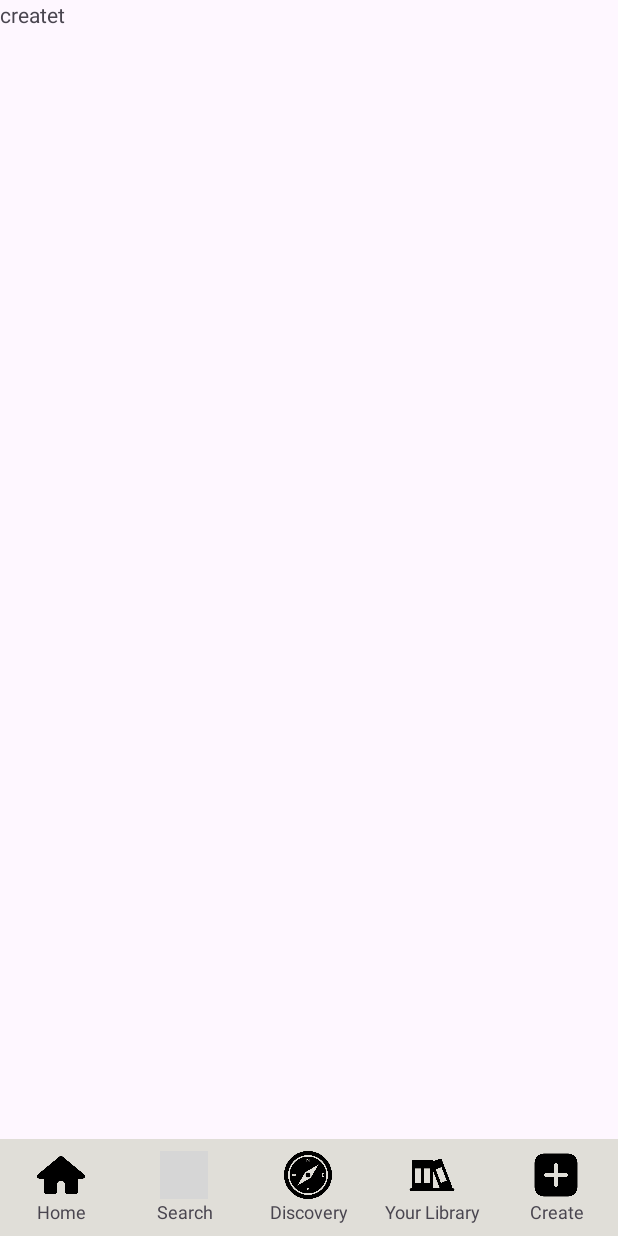
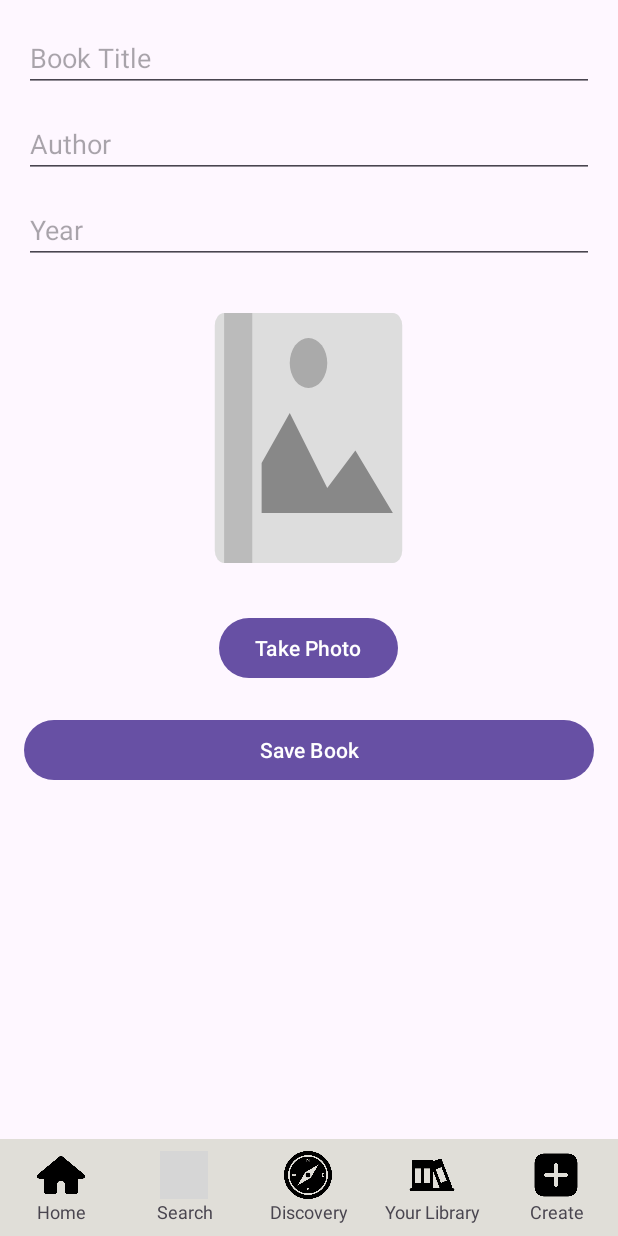
Before and after one commit to Cytezera/PocketLibrary, an Android app: the screen it shows after launch (MainActivity), after a tap on "Create", on a phone screen of 412 x 824 dp. Run offline under Robolectric (Android 15) with nearby library versions, the light colour scheme and no system bars; our stand-ins replace Firebase (no records; nobody signed in at launch, a user with empty details on screens opened directly); grey boxes are pictures that could not be loaded.

Commit message:
implemented CreateFragment

```diff
--- a/app/src/main/java/com/example/pocketlibrary/create/CreateFragment.kt
+++ b/app/src/main/java/com/example/pocketlibrary/create/CreateFragment.kt
@@ -1,60 +1,131 @@
 package com.example.pocketlibrary.create
 
+import android.content.ContentValues
+import android.content.Context
+import android.graphics.Bitmap
+import android.net.Uri
 import android.os.Bundle
-import androidx.fragment.app.Fragment
+import android.provider.MediaStore
 import android.view.LayoutInflater
 import android.view.View
 import android.view.ViewGroup
+import android.widget.Button
+import android.widget.EditText
+import android.widget.ImageView
+import android.widget.Toast
+import androidx.activity.result.contract.ActivityResultContracts
+import androidx.fragment.app.Fragment
 import com.example.pocketlibrary.R
+import com.google.firebase.firestore.FirebaseFirestore
+import com.google.firebase.storage.FirebaseStorage
+import java.util.*
 
-// TODO: Rename parameter arguments, choose names that match
-// the fragment initialization parameters, e.g. ARG_ITEM_NUMBER
-private const val ARG_PARAM1 = "param1"
-private const val ARG_PARAM2 = "param2"
+class CreateFragment : Fragment() {
 
-/**
- * A simple [Fragment] subclass.
- * Use the [CreateFragment.newInstance] factory method to
- * create an instance of this fragment.
- */
-class CreateFragment : Fragment() {
-    // TODO: Rename and change types of parameters
-    private var param1: String? = null
-    private var param2: String? = null
+    private lateinit var etTitle: EditText
+    private lateinit var etAuthor: EditText
+    private lateinit var etYear: EditText
+    private lateinit var imgCover: ImageView
+    private lateinit var btnCamera: Button
+    private lateinit var btnSave: Button
 
-    override fun onCreate(savedInstanceState: Bundle?) {
-        super.onCreate(savedInstanceState)
-        arguments?.let {
-            param1 = it.getString(ARG_PARAM1)
-            param2 = it.getString(ARG_PARAM2)
+    private var photoUri: Uri? = null
+
+    // Camera
+    private val takePhotoLauncher = registerForActivityResult(
+        ActivityResultContracts.TakePicturePreview()
+    ) { bitmap: Bitmap? ->
+        if (bitmap != null) {
+            imgCover.setImageBitmap(bitmap)
+            photoUri = saveImageToGallery(requireContext(), bitmap)
+        } else {
+            Toast.makeText(requireContext(), "No photo captured", Toast.LENGTH_SHORT).show()
         }
     }
 
     override fun onCreateView(
         inflater: LayoutInflater, container: ViewGroup?,
         savedInstanceState: Bundle?
-    ): View? {
-        // Inflate the layout for this fragment
-        return inflater.inflate(R.layout.fragment_create, container, false)
+    ): View {
+        val view = inflater.inflate(R.layout.fragment_create, container, false)
+
+        etTitle = view.findViewById(R.id.etTitle)
+        etAuthor = view.findViewById(R.id.etAuthor)
+        etYear = view.findViewById(R.id.etYear)
+        imgCover = view.findViewById(R.id.imgCover)
+        btnCamera = view.findViewById(R.id.btnCamera)
+        btnSave = view.findViewById(R.id.btnSave)
+
+        btnCamera.setOnClickListener { takePhotoLauncher.launch(null) }
+        btnSave.setOnClickListener { saveBook() }
+
+        return view
     }
 
-    companion object {
-        /**
-         * Use this factory method to create a new instance of
-         * this fragment using the provided parameters.
-         *
-         * @param param1 Parameter 1.
-         * @param param2 Parameter 2.
-         * @return A new instance of fragment CreateFragment.
-         */
-        // TODO: Rename and change types and number of parameters
-        @JvmStatic
-        fun newInstance(param1: String, param2: String) =
-            CreateFragment().apply {
-                arguments = Bundle().apply {
-                    putString(ARG_PARAM1, param1)
-                    putString(ARG_PARAM2, param2)
+    private fun saveBook() {
+        val title = etTitle.text.toString().trim()
+        val author = etAuthor.text.toString().trim()
+        val year = etYear.text.toString().trim()
+
+        if (title.isEmpty() || author.isEmpty() || year.isEmpty()) {
+            Toast.makeText(requireContext(), "Please fill all fields", Toast.LENGTH_SHORT).show()
+            return
+        }
+
+        val id = UUID.randomUUID().toString()
+        val firestore = FirebaseFirestore.getInstance()
+        val storage = FirebaseStorage.getInstance()
+
+        if (photoUri != null) {
+            val ref = storage.reference.child("covers/$id.jpg")
+            ref.putFile(photoUri!!)
+                .addOnSuccessListener {
+                    ref.downloadUrl.addOnSuccessListener { url ->
+                        val book = mapOf(
+                            "id" to id,
+                            "title" to title,
+                            "author" to author,
+                            "year" to year,
+                            "coverUrl" to url.toString()
+                        )
+                        firestore.collection("books").document(id).set(book)
+                    }
                 }
+        } else {
+            val book = mapOf(
+                "id" to id,
+                "title" to title,
+                "author" to author,
+                "year" to year,
+                "coverUrl" to null
+            )
+            firestore.collection("books").document(id).set(book)
+        }
+
+        Toast.makeText(requireContext(), "Book added!", Toast.LENGTH_SHORT).show()
+        clearForm()
+    }
+
+    private fun saveImageToGallery(context: Context, bitmap: Bitmap): Uri? {
+        val values = ContentValues().apply {
+            put(MediaStore.Images.Media.DISPLAY_NAME, "cover_${System.currentTimeMillis()}.jpg")
+            put(MediaStore.Images.Media.MIME_TYPE, "image/jpeg")
+        }
+        val resolver = context.contentResolver
+        val uri = resolver.insert(MediaStore.Images.Media.EXTERNAL_CONTENT_URI, values)
+        uri?.let {
+            resolver.openOutputStream(it)?.use { out ->
+                bitmap.compress(Bitmap.CompressFormat.JPEG, 100, out)
             }
+        }
+        return uri
+    }
+
+    private fun clearForm() {
+        etTitle.text.clear()
+        etAuthor.text.clear()
+        etYear.text.clear()
+        imgCover.setImageResource(R.drawable.ic_placeholder)
+        photoUri = null
     }
 }
--- /dev/null
+++ b/app/src/main/res/drawable/ic_placeholder.xml
@@ -0,0 +1,22 @@
+<vector xmlns:android="http://schemas.android.com/apk/res/android"
+    android:width="150dp"
+    android:height="200dp"
+    android:viewportWidth="24"
+    android:viewportHeight="24">
+
+    <path
+        android:fillColor="#DDDDDD"
+        android:pathData="M3,2h18a1,1 0 0 1 1,1v18a1,1 0 0 1 -1,1H3a1,1 0 0 1 -1,-1V3a1,1 0 0 1 1,-1z" />
+
+    <path
+        android:fillColor="#BBBBBB"
+        android:pathData="M3,2h3v20H3z" />
+
+    <path
+        android:fillColor="#888888"
+        android:pathData="M7,14l3,-4 4,6 3,-3 4,5H7z" />
+
+    <path
+        android:fillColor="#AAAAAA"
+        android:pathData="M12,8a2,2 0 1,1 0,-4a2,2 0 0,1 0,4z" />
+</vector>
--- a/app/src/main/res/layout/fragment_create.xml
+++ b/app/src/main/res/layout/fragment_create.xml
@@ -1,14 +1,61 @@
 <?xml version="1.0" encoding="utf-8"?>
-<FrameLayout xmlns:android="http://schemas.android.com/apk/res/android"
-    xmlns:tools="http://schemas.android.com/tools"
+<ScrollView xmlns:android="http://schemas.android.com/apk/res/android"
     android:layout_width="match_parent"
     android:layout_height="match_parent"
-    tools:context=".create.CreateFragment">
+    android:padding="16dp">
 
-    <!-- TODO: Update blank fragment layout -->
-    <TextView
+    <LinearLayout
         android:layout_width="match_parent"
-        android:layout_height="match_parent"
-        android:text="createt" />
+        android:layout_height="wrap_content"
+        android:orientation="vertical">
 
-</FrameLayout>
+        <EditText
+            android:id="@+id/etTitle"
+            android:layout_width="match_parent"
+            android:layout_height="wrap_content"
+            android:hint="Book Title"
+            android:inputType="textCapWords"
+            android:layout_marginBottom="12dp" />
+
+        <EditText
+            android:id="@+id/etAuthor"
+            android:layout_width="match_parent"
+            android:layout_height="wrap_content"
+            android:hint="Author"
+            android:inputType="textCapWords"
+            android:layout_marginBottom="12dp" />
+
+        <EditText
+            android:id="@+id/etYear"
+            android:layout_width="match_parent"
+            android:layout_height="wrap_content"
+            android:hint="Year"
+            android:inputType="number"
+            android:layout_marginBottom="16dp" />
+
+        <ImageView
+            android:id="@+id/imgCover"
+            android:layout_width="150dp"
+            android:layout_height="200dp"
+            android:layout_gravity="center"
+            android:src="@drawable/ic_placeholder"
+            android:contentDescription="Book cover preview"
+            android:scaleType="centerCrop"
+            android:layout_marginBottom="16dp" />
+
+        <Button
+            android:id="@+id/btnCamera"
+            android:layout_width="wrap_content"
+            android:layout_height="wrap_content"
+            android:text="Take Photo"
+            android:layout_gravity="center_horizontal"
+            android:layout_marginBottom="20dp" />
+
+        <Button
+            android:id="@+id/btnSave"
+            android:layout_width="match_parent"
+            android:layout_height="wrap_content"
+            android:text="Save Book" />
+
+    </LinearLayout>
+</ScrollView>
--- a/build.gradle.kts
+++ b/build.gradle.kts
@@ -2,4 +2,5 @@
 plugins {
     alias(libs.plugins.android.application) apply false
     alias(libs.plugins.kotlin.android) apply false
+    id("com.google.gms.google-services") version "4.4.2" apply false
 }
--- a/gradle/libs.versions.toml
+++ b/gradle/libs.versions.toml
@@ -1,5 +1,5 @@
 [versions]
-agp = "8.12.3"
+agp = "8.13.0"
 kotlin = "2.0.21"
 coreKtx = "1.17.0"
 junit = "4.13.2"
```
Also changed, not shown: app/build.gradle.kts (+7 -0 lines), 1 other file.
